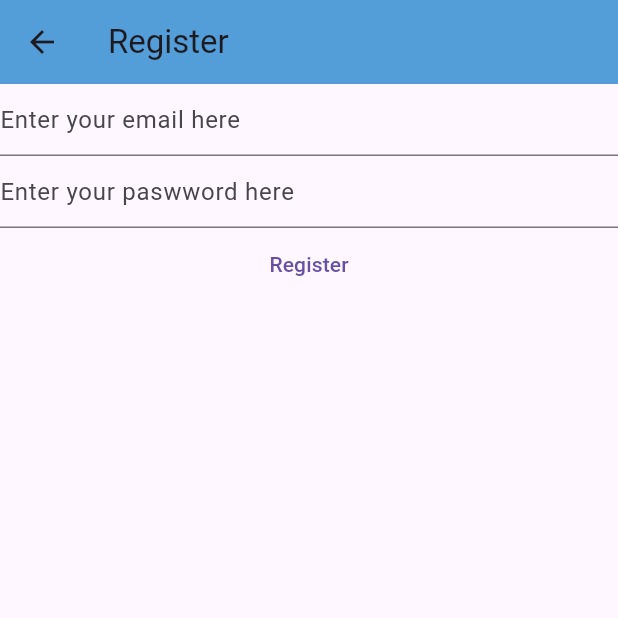
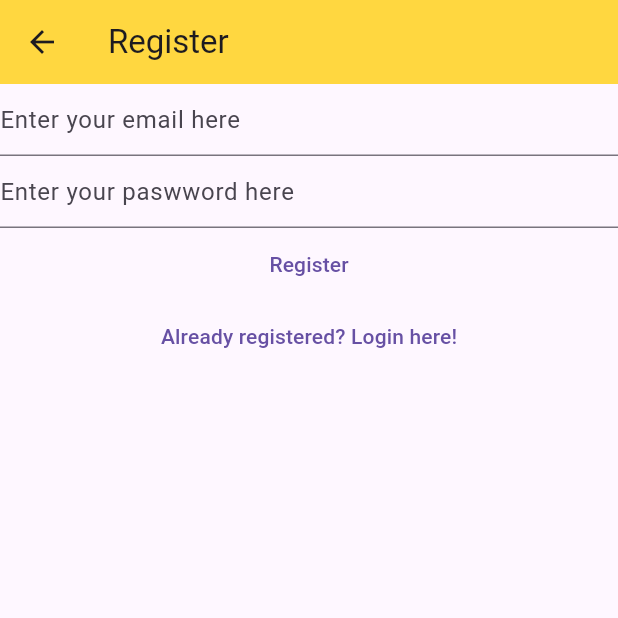
Before and after one commit to Asad2114011/practice-flutter, a Flutter app: the RegisterView screen opened directly, on a phone screen of 412 x 824 dp, the top half of it. Run offline on Flutter 3.47's test engine with Material 3 defaults, Android fonts, the phone set to English and light mode, and no system bars; our stand-ins replace firebase_auth, firebase_core; accounts and stored records are empty.

Commit message:
Update file

```diff
--- a/lib/views/register_view.dart
+++ b/lib/views/register_view.dart
@@ -1,7 +1,5 @@
 import 'package:firebase_auth/firebase_auth.dart';
-import 'package:firebase_core/firebase_core.dart';
 import 'package:flutter/material.dart';
-import 'package:mynotes/firebase_options.dart';
 
 class RegisterView extends StatefulWidget {
   const RegisterView({super.key});
@@ -18,7 +16,6 @@ class _RegisterViewState extends State<RegisterView> {
   void initState() {
     _email = TextEditingController();
     _password = TextEditingController();
-    // TODO: implement initState
     super.initState();
   }
 
@@ -26,34 +23,20 @@ class _RegisterViewState extends State<RegisterView> {
   void dispose() {
     _email.dispose();
     _password.dispose();
-    // TODO: implement dispose
     super.dispose();
   }
+
   @override
-  //  class _HomePageState extends State<HomePage>{}
   Widget build(BuildContext context) {
     return Scaffold(
-      appBar: AppBar(
-        title: const Text('Register'),
-        backgroundColor: const Color.fromARGB(255, 83, 157, 217),
-      ),
-      body: FutureBuilder(
-        future: Firebase.initializeApp(
-          options: DefaultFirebaseOptions.currentPlatform,
-        ),
-        builder: (context, snapshot) {
-          switch (snapshot.connectionState) {
-            case ConnectionState.done:
-              return Column(
+      appBar: AppBar(title: const Text('Register'),backgroundColor: Colors.amberAccent,),
+      body: Column(
         children: [
           TextField(
             controller: _email,
             enableSuggestions: false,
             autocorrect: false,
-                    // keyboardType:TextInputType.emailAddress,
-                    decoration: const InputDecoration(
-                      hintText: 'Enter your email here',
-                    ),
+            decoration: const InputDecoration(hintText: 'Enter your email here'),
           ),
           TextField(
             controller: _password,
@@ -68,30 +51,29 @@ class _RegisterViewState extends State<RegisterView> {
             onPressed: () async {
               final email = _email.text;
               final password = _password.text;
-                      try{
+              try {
                 final UserCredential = await FirebaseAuth.instance
                     .createUserWithEmailAndPassword(
                       email: email,
                       password: password,
                     );
                 print(UserCredential);
-                      } on FirebaseAuthException catch(e){
-                        if(e.code=='weak-password'){
+              } on FirebaseAuthException catch (e) {
+                if (e.code == 'weak-password') {
                   print('Weak password');
-                        }
-                        else if(e.code=='email-already-in-use'){
+                } else if (e.code == 'email-already-in-use') {
                   print('Email is already in use');
                 }
               }
             },
             child: const Text('Register'),
           ),
+          TextButton(onPressed: (){
+            Navigator.of(context).pushNamedAndRemoveUntil(
+              '/login/',(route)=>false,
+            );
+          }, child: const Text('Already registered? Login here!')),
         ],
-              );
-            default:
-              return const Text('Loading....');
-          }
-        },
       ),
     );
   }
```
Also changed, not shown: lib/main.dart (+16 -17 lines), lib/views/login_view.dart (+13 -34 lines), lib/views/verify_email_views.dart (added, +29 -0 lines), 1 other file. Lines whose indentation alone changed are shown as unchanged.
